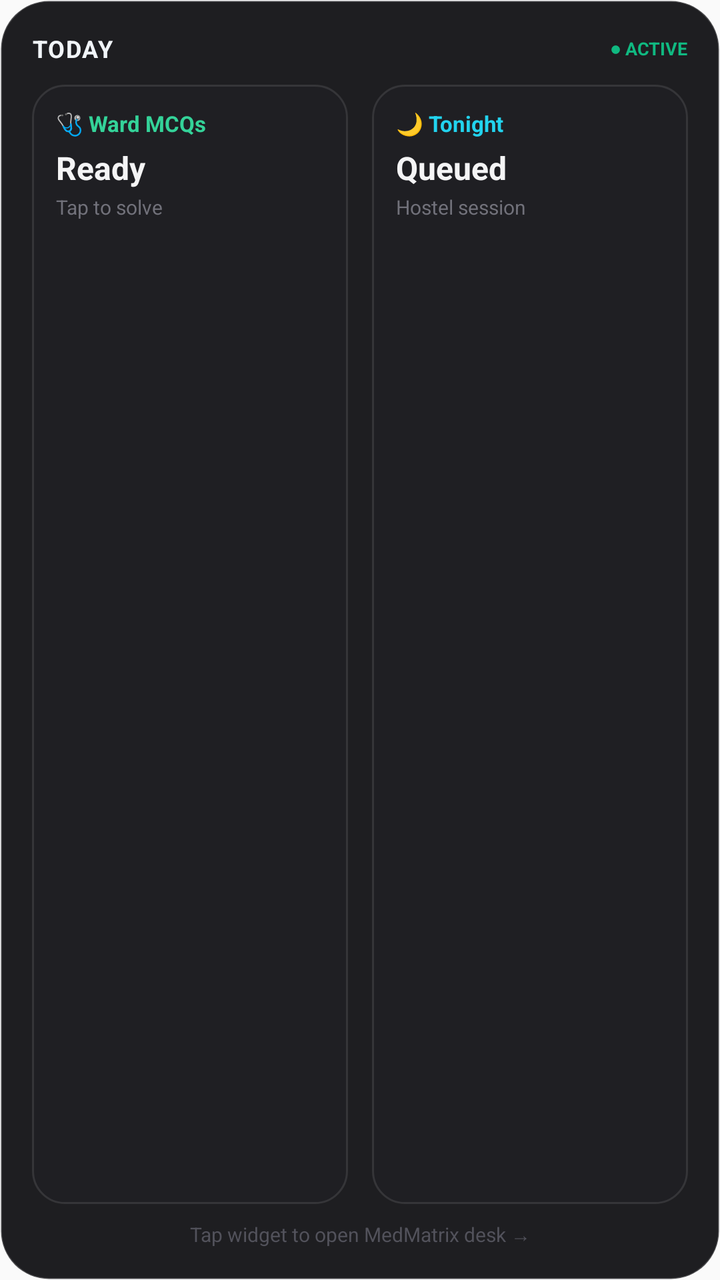
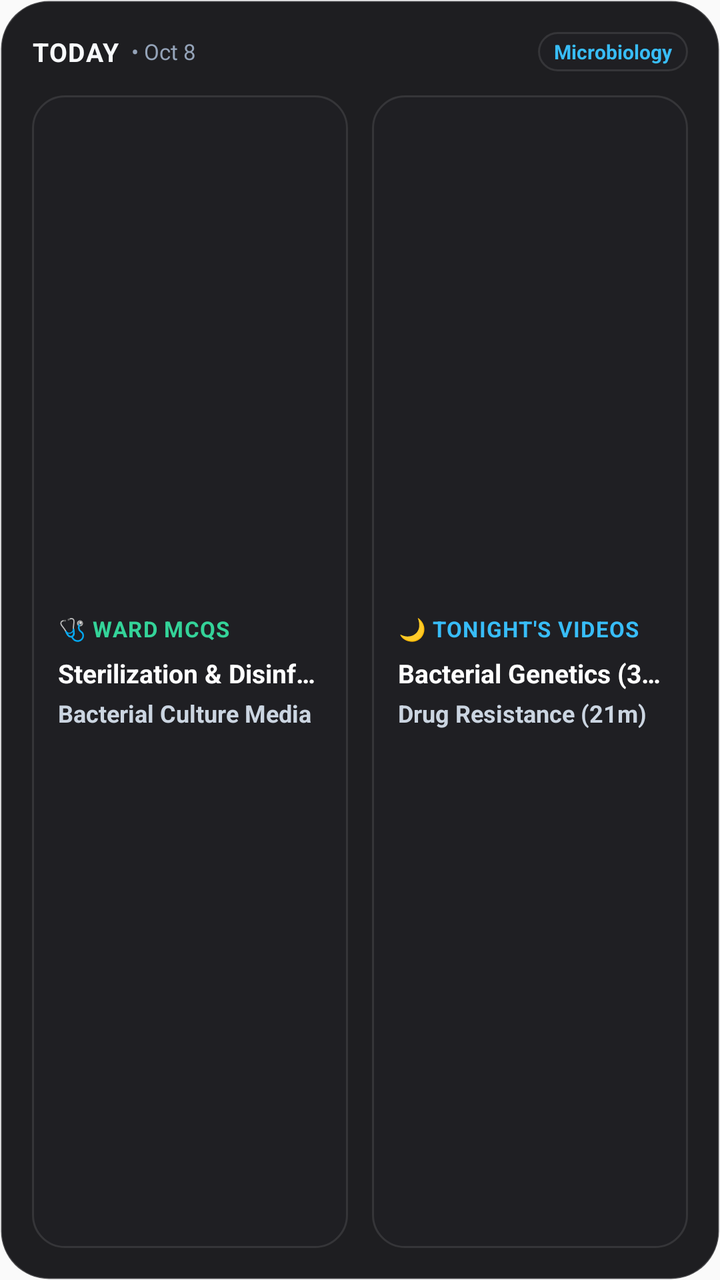

Compare the two renders of this Android layout. The source of the first and the diff that turns it into the second are given below.
<!-- AndroidManifest.xml: application theme AppTheme -->
<!-- res/layout/widget_today_layout.xml -->
<?xml version="1.0" encoding="utf-8"?>
<LinearLayout xmlns:android="http://schemas.android.com/apk/res/android"
    android:id="@+id/widget_container"
    android:layout_width="match_parent"
    android:layout_height="match_parent"
    android:background="@drawable/widget_bg"
    android:orientation="vertical"
    android:padding="16dp">

    
    <LinearLayout
        android:layout_width="match_parent"
        android:layout_height="wrap_content"
        android:gravity="center_vertical"
        android:orientation="horizontal">

        <TextView
            android:id="@+id/widget_title"
            android:layout_width="wrap_content"
            android:layout_height="wrap_content"
            android:text="TODAY"
            android:textColor="#F1F5F9"
            android:textSize="12sp"
            android:textStyle="bold"
            android:letterSpacing="0.05" />

        <View
            android:layout_width="0dp"
            android:layout_height="1dp"
            android:layout_weight="1" />

        <TextView
            android:layout_width="wrap_content"
            android:layout_height="wrap_content"
            android:text="● ACTIVE"
            android:textColor="#10B981"
            android:textSize="9sp"
            android:textStyle="bold" />
    </LinearLayout>

    
    <LinearLayout
        android:layout_width="match_parent"
        android:layout_height="0dp"
        android:layout_weight="1"
        android:layout_marginTop="10dp"
        android:baselineAligned="false"
        android:orientation="horizontal">

        
        <LinearLayout
            android:layout_width="0dp"
            android:layout_height="match_parent"
            android:layout_weight="1"
            android:layout_marginEnd="6dp"
            android:background="@drawable/widget_card_bg"
            android:orientation="vertical"
            android:padding="12dp">

            <TextView
                android:layout_width="wrap_content"
                android:layout_height="wrap_content"
                android:text="🩺 Ward MCQs"
                android:textColor="#34D399"
                android:textSize="11sp"
                android:textStyle="bold" />

            <TextView
                android:id="@+id/widget_mcq_count"
                android:layout_width="wrap_content"
                android:layout_height="wrap_content"
                android:layout_marginTop="4dp"
                android:text="Ready"
                android:textColor="#F4F4F5"
                android:textSize="16sp"
                android:textStyle="bold" />

            <TextView
                android:layout_width="wrap_content"
                android:layout_height="wrap_content"
                android:layout_marginTop="2dp"
                android:text="Tap to solve"
                android:textColor="#71717A"
                android:textSize="10sp" />
        </LinearLayout>

        
        <LinearLayout
            android:layout_width="0dp"
            android:layout_height="match_parent"
            android:layout_weight="1"
            android:layout_marginStart="6dp"
            android:background="@drawable/widget_card_bg"
            android:orientation="vertical"
            android:padding="12dp">

            <TextView
                android:layout_width="wrap_content"
                android:layout_height="wrap_content"
                android:text="🌙 Tonight"
                android:textColor="#22D3EE"
                android:textSize="11sp"
                android:textStyle="bold" />

            <TextView
                android:id="@+id/widget_video_count"
                android:layout_width="wrap_content"
                android:layout_height="wrap_content"
                android:layout_marginTop="4dp"
                android:text="Queued"
                android:textColor="#F4F4F5"
                android:textSize="16sp"
                android:textStyle="bold" />

            <TextView
                android:layout_width="wrap_content"
                android:layout_height="wrap_content"
                android:layout_marginTop="2dp"
                android:text="Hostel session"
                android:textColor="#71717A"
                android:textSize="10sp" />
        </LinearLayout>
    </LinearLayout>

    
    <TextView
        android:layout_width="match_parent"
        android:layout_height="wrap_content"
        android:layout_marginTop="8dp"
        android:text="Tap widget to open MedMatrix desk →"
        android:textColor="#52525B"
        android:textSize="10sp"
        android:gravity="center" />
</LinearLayout>
<!-- resources referenced by this layout -->
<resources>
  <!-- drawable widget_bg (drawable) -->
  <?xml version="1.0" encoding="utf-8"?>
  <shape xmlns:android="http://schemas.android.com/apk/res/android"
      android:shape="rectangle">
      <solid android:color="#F2121216" />
      <corners android:radius="24dp" />
      <stroke android:width="1dp" android:color="#33FFFFFF" />
  </shape>
  <!-- drawable widget_card_bg (drawable) -->
  <?xml version="1.0" encoding="utf-8"?>
  <shape xmlns:android="http://schemas.android.com/apk/res/android"
      android:shape="rectangle">
      <solid android:color="#33242430" />
      <corners android:radius="16dp" />
      <stroke android:width="1dp" android:color="#1AFFFFFF" />
  </shape>
  <style name="AppTheme" parent="Theme.AppCompat.Light.DarkActionBar">
          
          <item name="colorPrimary">@color/colorPrimary</item>
          <item name="colorPrimaryDark">@color/colorPrimaryDark</item>
          <item name="colorAccent">@color/colorAccent</item>
      </style>
</resources>

<!-- the commit's change to res/layout/widget_today_layout.xml (unified diff, before → after) -->
@@ -19,10 +19,19 @@
             android:layout_width="wrap_content"
             android:layout_height="wrap_content"
             android:text="TODAY"
-            android:textColor="#F1F5F9"
-            android:textSize="12sp"
+            android:textColor="#F8FAFC"
+            android:textSize="13sp"
             android:textStyle="bold"
-            android:letterSpacing="0.05" />
+            android:letterSpacing="0.04" />
+
+        <TextView
+            android:id="@+id/widget_date"
+            android:layout_width="wrap_content"
+            android:layout_height="wrap_content"
+            android:layout_marginStart="6dp"
+            android:text="• Oct 8"
+            android:textColor="#94A3B8"
+            android:textSize="11sp" />
 
         <View
             android:layout_width="0dp"
@@ -30,11 +39,17 @@
             android:layout_weight="1" />
 
         <TextView
+            android:id="@+id/widget_subject_badge"
             android:layout_width="wrap_content"
             android:layout_height="wrap_content"
-            android:text="● ACTIVE"
-            android:textColor="#10B981"
-            android:textSize="9sp"
+            android:background="@drawable/widget_card_bg"
+            android:paddingStart="8dp"
+            android:paddingTop="3dp"
+            android:paddingEnd="8dp"
+            android:paddingBottom="3dp"
+            android:text="Microbiology"
+            android:textColor="#38BDF8"
+            android:textSize="10sp"
             android:textStyle="bold" />
     </LinearLayout>
 
@@ -43,92 +58,100 @@
         android:layout_width="match_parent"
         android:layout_height="0dp"
         android:layout_weight="1"
-        android:layout_marginTop="10dp"
+        android:layout_marginTop="12dp"
         android:baselineAligned="false"
         android:orientation="horizontal">
 
         
         <LinearLayout
+            android:id="@+id/card_ward_mcqs"
             android:layout_width="0dp"
             android:layout_height="match_parent"
             android:layout_weight="1"
             android:layout_marginEnd="6dp"
             android:background="@drawable/widget_card_bg"
+            android:gravity="center_vertical"
             android:orientation="vertical"
-            android:padding="12dp">
+            android:padding="13dp">
 
             <TextView
                 android:layout_width="wrap_content"
                 android:layout_height="wrap_content"
-                android:text="🩺 Ward MCQs"
+                android:text="🩺 WARD MCQS"
                 android:textColor="#34D399"
                 android:textSize="11sp"
+                android:textStyle="bold"
+                android:letterSpacing="0.04" />
+
+            <TextView
+                android:id="@+id/widget_mcq_ch1"
+                android:layout_width="match_parent"
+                android:layout_height="wrap_content"
+                android:layout_marginTop="6dp"
+                android:ellipsize="end"
+                android:singleLine="true"
+                android:text="Sterilization &amp; Disinfection"
+                android:textColor="#FFFFFF"
+                android:textSize="13sp"
                 android:textStyle="bold" />
 
             <TextView
-                android:id="@+id/widget_mcq_count"
-                android:layout_width="wrap_content"
+                android:id="@+id/widget_mcq_ch2"
+                android:layout_width="match_parent"
                 android:layout_height="wrap_content"
-                android:layout_marginTop="4dp"
-                android:text="Ready"
-                android:textColor="#F4F4F5"
-                android:textSize="16sp"
+                android:layout_marginTop="3dp"
+                android:ellipsize="end"
+                android:singleLine="true"
+                android:text="Bacterial Culture Media"
+                android:textColor="#CBD5E1"
+                android:textSize="12sp"
                 android:textStyle="bold" />
-
-            <TextView
-                android:layout_width="wrap_content"
-                android:layout_height="wrap_content"
-                android:layout_marginTop="2dp"
-                android:text="Tap to solve"
-                android:textColor="#71717A"
-                android:textSize="10sp" />
         </LinearLayout>
 
         
         <LinearLayout
+            android:id="@+id/card_tonight_videos"
             android:layout_width="0dp"
             android:layout_height="match_parent"
             android:layout_weight="1"
             android:layout_marginStart="6dp"
             android:background="@drawable/widget_card_bg"
+            android:gravity="center_vertical"
             android:orientation="vertical"
-            android:padding="12dp">
+            android:padding="13dp">
 
             <TextView
                 android:layout_width="wrap_content"
                 android:layout_height="wrap_content"
-                android:text="🌙 Tonight"
-                android:textColor="#22D3EE"
+                android:text="🌙 TONIGHT'S VIDEOS"
+                android:textColor="#38BDF8"
                 android:textSize="11sp"
+                android:textStyle="bold"
+                android:letterSpacing="0.04" />
+
+            <TextView
+                android:id="@+id/widget_video_ch1"
+                android:layout_width="match_parent"
+                android:layout_height="wrap_content"
+                android:layout_marginTop="6dp"
+                android:ellipsize="end"
+                android:singleLine="true"
+                android:text="Bacterial Genetics (34m)"
+                android:textColor="#FFFFFF"
+                android:textSize="13sp"
                 android:textStyle="bold" />
 
             <TextView
-                android:id="@+id/widget_video_count"
-                android:layout_width="wrap_content"
+                android:id="@+id/widget_video_ch2"
+                android:layout_width="match_parent"
                 android:layout_height="wrap_content"
-                android:layout_marginTop="4dp"
-                android:text="Queued"
-                android:textColor="#F4F4F5"
-                android:textSize="16sp"
+                android:layout_marginTop="3dp"
+                android:ellipsize="end"
+                android:singleLine="true"
+                android:text="Drug Resistance (21m)"
+                android:textColor="#CBD5E1"
+                android:textSize="12sp"
                 android:textStyle="bold" />
-
-            <TextView
-                android:layout_width="wrap_content"
-                android:layout_height="wrap_content"
-                android:layout_marginTop="2dp"
-                android:text="Hostel session"
-                android:textColor="#71717A"
-                android:textSize="10sp" />
         </LinearLayout>
     </LinearLayout>
-
-    
-    <TextView
-        android:layout_width="match_parent"
-        android:layout_height="wrap_content"
-        android:layout_marginTop="8dp"
-        android:text="Tap widget to open MedMatrix desk →"
-        android:textColor="#52525B"
-        android:textSize="10sp"
-        android:gravity="center" />
 </LinearLayout>
